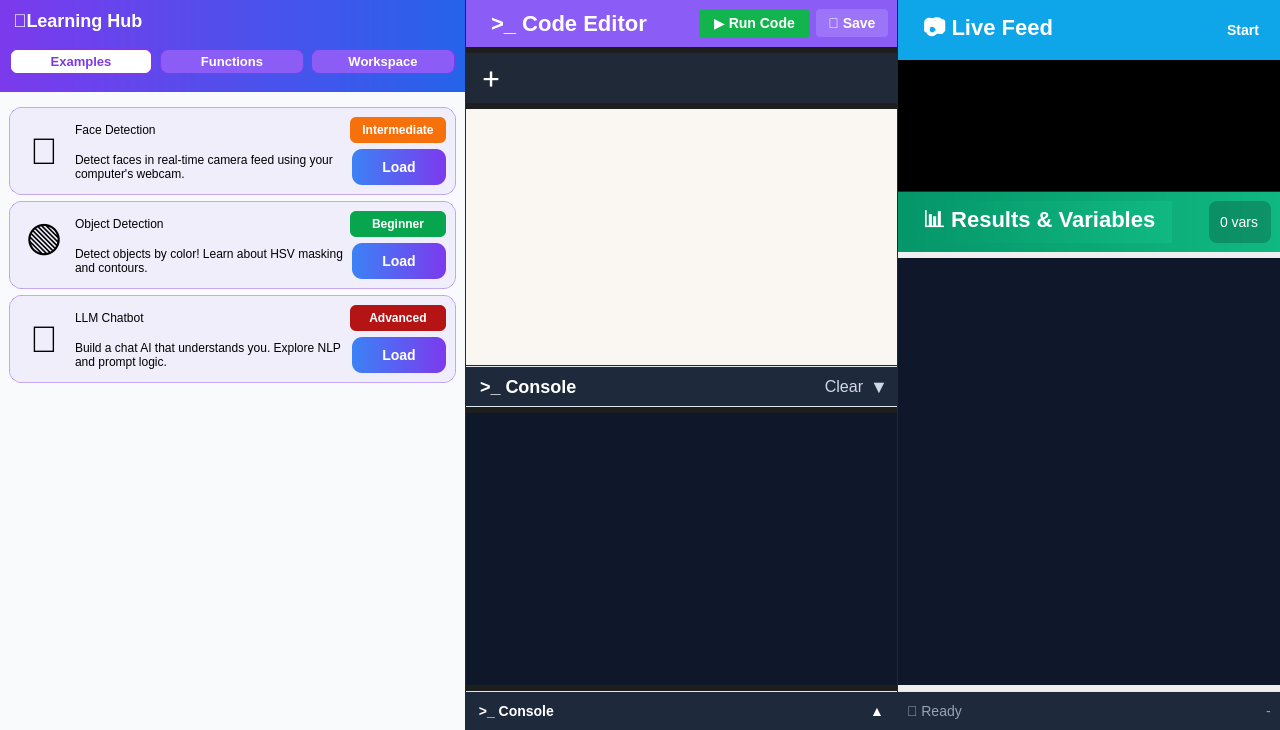
The window that src/ui/running_mode.ui (tttruc1411-tech/AI_Education_App) describes before a commit, drawn with Qt 5.
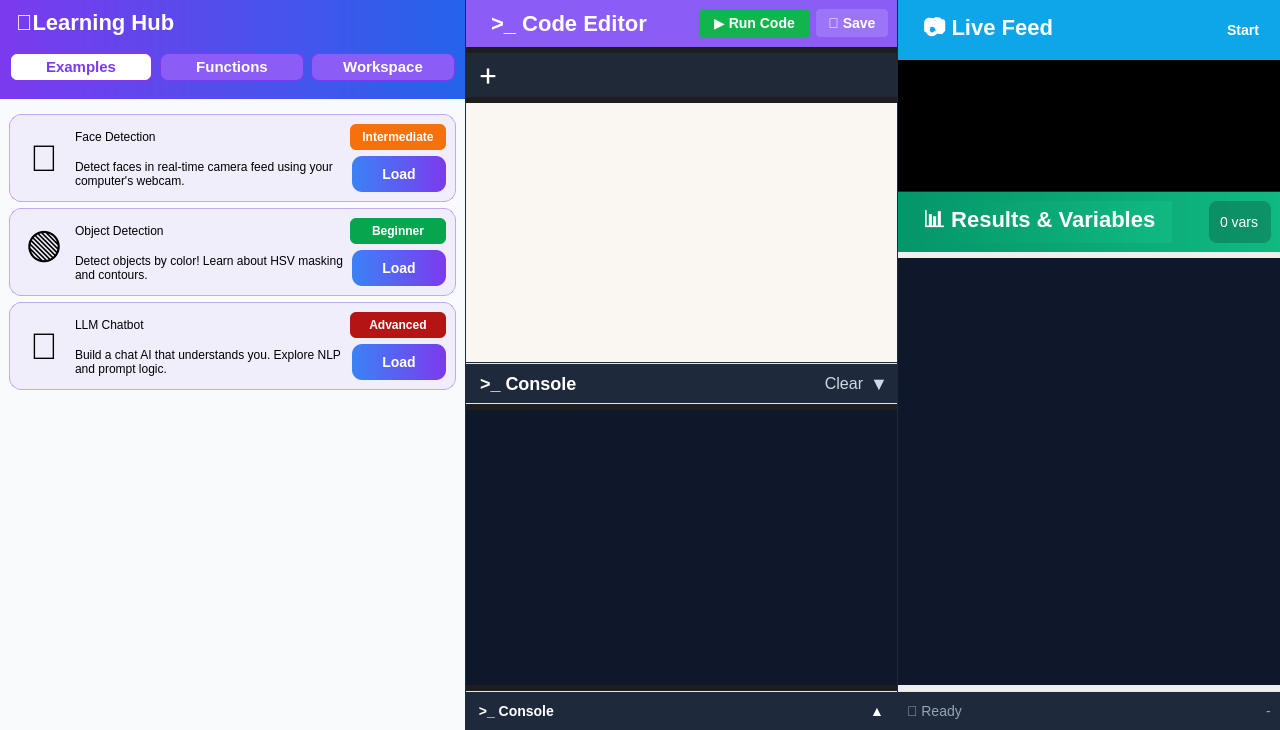
The same window after the commit.

```diff
--- a/src/ui/running_mode.ui
+++ b/src/ui/running_mode.ui
@@ -20,9 +20,9 @@
     #hubContainer { background-color: #f8fafc; border: none; }
     #middlePanel { background-color: #1e1e1e; }
     QFrame#hubHeader { background: qlineargradient(spread:pad, x1:0, y1:0, x2:1, y2:0, stop:0 #7c3aed, stop:1 #2563eb); border: none; padding: 8px 0px; }
-    #hubTitle { color: white; font-weight: bold; font-size: 18px; padding: 2px 8px; background: transparent; }
+    #hubTitle { color: white; font-weight: bold; font-size: 22px; padding: 2px 10px; background: transparent; }
     QFrame#hubTabsContainer { background: transparent; border: none; margin: 0px; }
-    #tabExamples, #tabFunctions, #tabWorkspace { background-color: #8b5cf6; color: white; border-radius: 8px; font-weight: bold; padding: 4px 8px; border: 1px solid #7c3aed; margin-right: 1px; font-size: 13px; }
+    #tabExamples, #tabFunctions, #tabWorkspace { background-color: #8b5cf6; color: white; border-radius: 8px; font-weight: bold; padding: 4px 8px; border: 1px solid #7c3aed; margin-right: 1px; font-size: 15px; }
     #tabExamples:checked, #tabFunctions:checked, #tabWorkspace:checked { background-color: white; color: #7c3aed; border: 2px solid #7c3aed; }
     #tabExamples:hover:!checked, #tabFunctions:hover:!checked, #tabWorkspace:hover:!checked { background-color: #7c3aed; }
     #hubStackedWidget, #pageExamples, #pageFunctions, #pageWorkspace { background: transparent; border: none; }
@@ -853,14 +853,14 @@
               <widget class="QPushButton" name="tabPlus">
                <property name="minimumSize">
                 <size>
-                 <width>32</width>
-                 <height>32</height>
+                 <width>26</width>
+                 <height>26</height>
                 </size>
                </property>
                <property name="maximumSize">
                 <size>
-                 <width>32</width>
-                 <height>32</height>
+                 <width>26</width>
+                 <height>26</height>
                 </size>
                </property>
                <property name="styleSheet">
```
